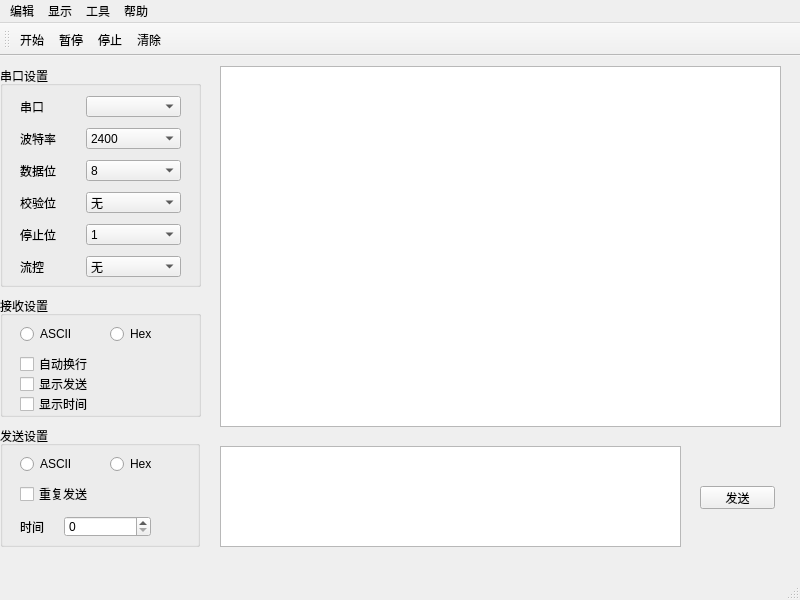
Before: the Qt Designer form PyQt_PySerial.ui in lml113/PyQt_PySerial, drawn with Qt 5.
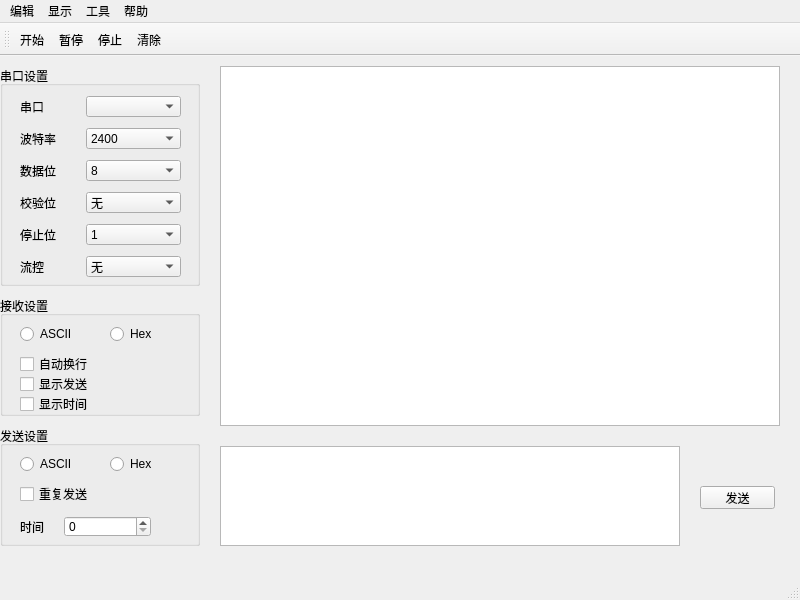
After: the same form once the commit is applied. Icons and pictures are not drawn.

```diff
--- a/PyQt_PySerial.ui
+++ b/PyQt_PySerial.ui
@@ -22,8 +22,8 @@
      <rect>
       <x>0</x>
       <y>10</y>
-      <width>201</width>
-      <height>221</height>
+      <width>200</width>
+      <height>220</height>
      </rect>
     </property>
     <property name="title">
@@ -270,8 +270,8 @@
      <rect>
       <x>0</x>
       <y>240</y>
-      <width>201</width>
-      <height>121</height>
+      <width>200</width>
+      <height>120</height>
      </rect>
     </property>
     <property name="title">
@@ -379,7 +379,7 @@
       <x>0</x>
       <y>370</y>
       <width>200</width>
-      <height>121</height>
+      <height>120</height>
      </rect>
     </property>
     <property name="title">
@@ -473,8 +473,8 @@
      <rect>
       <x>220</x>
       <y>10</y>
-      <width>561</width>
-      <height>361</height>
+      <width>560</width>
+      <height>360</height>
      </rect>
     </property>
    </widget>
@@ -483,8 +483,8 @@
      <rect>
       <x>220</x>
       <y>390</y>
-      <width>461</width>
-      <height>101</height>
+      <width>460</width>
+      <height>100</height>
      </rect>
     </property>
    </widget>
```
